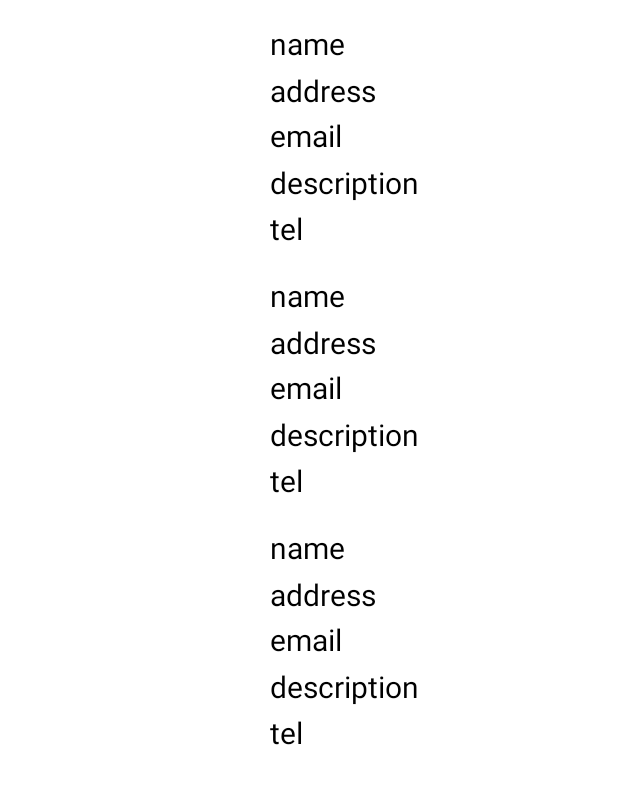
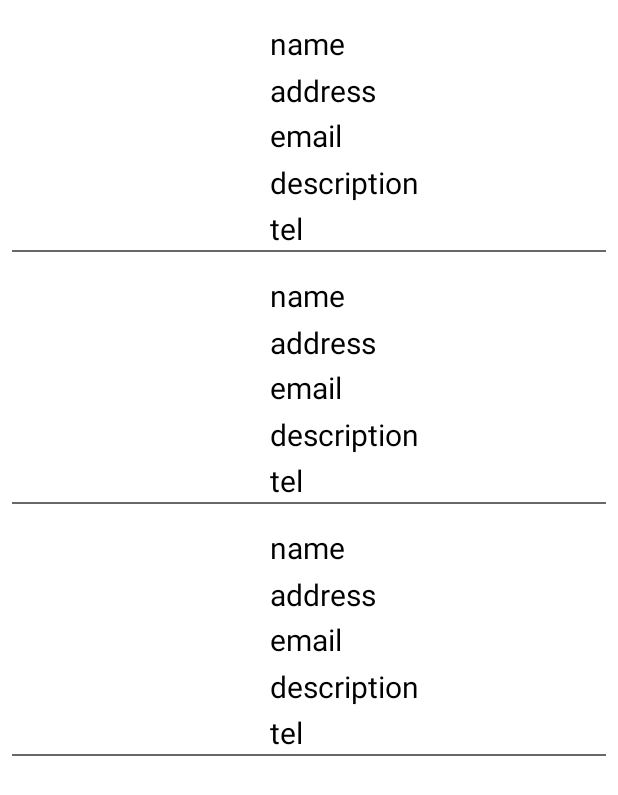
Before and after one commit to charbelaoun2/Places, an Android app: the layout list_fragment.xml on its own in the app's theme, with its tools: preview values and no code run, on a phone screen of 412 x 824 dp. Shown: the top 795 px of the screen. Run offline under Robolectric (Android 15) with nearby library versions, the light colour scheme and no system bars; network calls fail.

Commit message:
bug fixes and code refactoring

```diff
--- a/app/src/main/java/com/example/places/MapFragment.kt
+++ b/app/src/main/java/com/example/places/MapFragment.kt
@@ -48,11 +48,12 @@ class MapFragment : Fragment(R.layout.map_fragment), OnMapReadyCallback {
             }
         }
     }
-    fun markerPlaces(placesList: List<Place>) {
+    private fun markerPlaces(placesList: List<Place>) {
+        val locationFirstPlace = LatLng(placesList.get(0).latitude.toDouble(),placesList.get(0).longitude.toDouble())
+        zoomPlace(locationFirstPlace)
         for (place in placesList) {
             val location = LatLng(place.latitude.toDouble(),place.longitude.toDouble())
             googleMap.addMarker(MarkerOptions().position(location))
-            zoomPlace(location)
         }
     }
 
--- a/app/src/main/res/layout/list_item.xml
+++ b/app/src/main/res/layout/list_item.xml
@@ -8,6 +8,13 @@
     android:layout_height="wrap_content"
     android:paddingStart="8dp"
     android:paddingEnd="8dp">
+
+    <View
+        android:layout_width="match_parent"
+        android:layout_height="1dp"
+        android:background="#686868"
+        app:layout_constraintBottom_toBottomOf="parent" />
+
 
     <ImageView
         android:id="@+id/place_image_view"
```
Also changed, not shown: app/src/main/java/com/example/places/ListFragment.kt (+0 -10 lines).
